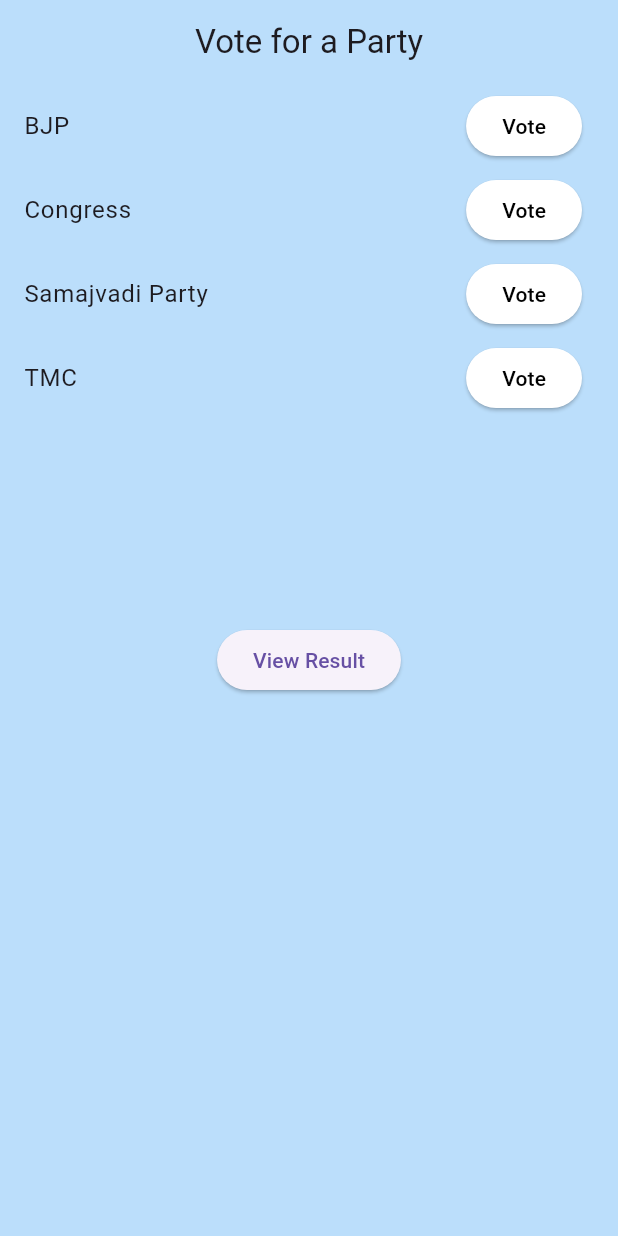
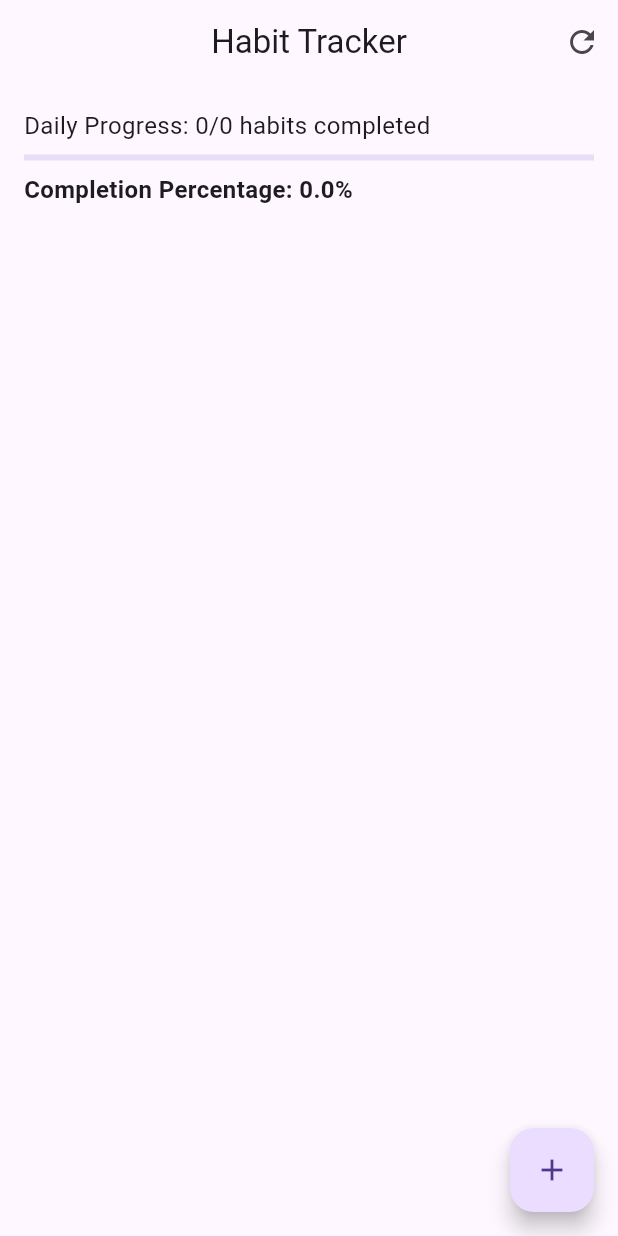
Before and after one commit to samay-shxrma/Habit-Tracker-App, a Flutter app: the screen it shows after launch, on a phone screen of 412 x 824 dp. Run offline on Flutter 3.47's test engine with Material 3 defaults, Android fonts, the phone set to English and light mode, and no system bars.

Commit message:
first commit

```diff
--- /dev/null
+++ b/lib/Model/habit_model.dart
@@ -0,0 +1,7 @@
+class Habit {
+  final String id;
+  final String title;
+  bool isCompleted;
+
+  Habit({required this.id, required this.title, this.isCompleted = false});
+}
--- a/lib/Model/model.dart
+++ /dev/null
@@ -1,11 +0,0 @@
-class Candidate {
-  final String id;
-  final String name;
-  int votes;
-
-  Candidate({
-    required this.id,
-    required this.name,
-    this.votes = 0
-  });
-}
--- /dev/null
+++ b/lib/Provider/habit_provider.dart
@@ -0,0 +1,45 @@
+import 'package:flutter/material.dart';
+import 'package:myapp/Model/habit_model.dart';
+
+class HabitProvider with ChangeNotifier {
+  final List<Habit> _habits = [];
+  List<Habit> get habits => _habits;
+  int get totalHabit => _habits.length;
+  //getter to calculate how many habits have been completed
+  int get completeHabits => _habits.where((habit) => habit.isCompleted).length;
+  //calculate the percentage
+  double get completionPercentage {
+    if (totalHabit == 0) return 0;
+    return (completeHabits / totalHabit) * 100;
+  }
+
+  //method to  add a new habit
+  void addHabit(String title) {
+    final newHabit = Habit(id: DateTime.now().toString(), title: title);
+    _habits.add(newHabit);
+    notifyListeners();
+  }
+
+  //method to toggle
+  void toggleHabit(String id) {
+    final index = _habits.indexWhere((habit) => habit.id == id);
+    if (index != 1) {
+      _habits[index].isCompleted = !_habits[index].isCompleted;
+      notifyListeners();
+    }
+  }
+
+  //to reset
+  void resetHabits() {
+    for (var habit in _habits) {
+      habit.isCompleted = false;
+    }
+    notifyListeners();
+  }
+
+  //not delete the items
+  void removeHabit(String id) {
+    _habits.removeWhere((tx) => tx.id == id);
+    notifyListeners();
+  }
+}
--- a/lib/Provider/voting_provider.dart
+++ /dev/null
@@ -1,51 +0,0 @@
-import 'dart:async';
-
-import 'package:flutter/material.dart';
-import 'package:myapp/Model/model.dart';
-
-class VotingProvider extends ChangeNotifier {
-  List<Candidate> _candidates = [
-    Candidate(id: "1", name: "BJP"),
-    Candidate(id: "2", name: "Congress"),
-    Candidate(id: "3", name: "Samajvadi Party"),
-    Candidate(id: "4", name: "TMC"),
-  ];
-  String? selectedCandidateId;
-  List<Candidate> get candidates => _candidates;
-
-  void vote(String candidateId) {
-    _candidates =
-        _candidates.map((candidate) {
-          if (candidate.id == candidateId) {
-            candidate.votes++;
-            return candidate;
-          } else {
-            return candidate;
-          }
-        }).toList();
-
-    selectedCandidateId = candidateId;
-    notifyListeners();
-
-    Timer(const Duration(seconds: 1), () {
-      selectedCandidateId = null;
-      notifyListeners();
-    });
-  }
-
-  bool get isTie {
-    if (candidates.isEmpty) {
-      return false;
-    }
-    final maxVotes = candidates.map((c) => c.votes).reduce((a, b) => a > b ? a : b);
-    return candidates.where((c) => c.votes == maxVotes).length > 1;
-  }
-
-  List<Candidate> get winners {
-    if (candidates.isEmpty) {
-      return [];
-    }
-    final maxVotes = candidates.map((c) => c.votes).reduce((a, b) => a > b ? a : b);
-    return candidates.where((c) => c.votes == maxVotes).toList();
-  }
-}
--- /dev/null
+++ b/lib/Screen/habit_list.dart
@@ -0,0 +1,108 @@
+import 'package:flutter/material.dart';
+import 'package:myapp/Provider/habit_provider.dart';
+import 'package:provider/provider.dart';
+
+class HomeScreen extends StatefulWidget {
+  const HomeScreen({super.key});
+
+  @override
+  State<HomeScreen> createState() => _HomeScreenState();
+}
+
+class _HomeScreenState extends State<HomeScreen> {
+  @override
+  Widget build(BuildContext context) {
+    final habitProvider = Provider.of<HabitProvider>(context);
+
+    return Scaffold(
+      appBar: AppBar(
+        centerTitle: true,
+        title: Text("Habit Tracker"),
+        actions: [
+          IconButton(
+            onPressed: () {
+              Provider.of<HabitProvider>(context, listen: false).resetHabits();
+            },
+            icon: Icon(Icons.refresh),
+          ),
+        ],
+      ),
+      body: Column(
+        children: [
+          Padding(
+            padding: const EdgeInsets.all(16.0),
+            child: Column(
+              crossAxisAlignment: CrossAxisAlignment.start,
+              children: [
+                Text(
+                  'Daily Progress: ${habitProvider.completeHabits}/${habitProvider.totalHabit} habits completed',
+                  style: TextStyle(fontSize: 16),
+                ),
+                SizedBox(height: 8),
+                LinearProgressIndicator(value: habitProvider.totalHabit > 0 ? habitProvider.completeHabits / habitProvider.totalHabit : 0),
+                SizedBox(height: 8),
+                Text(
+                  'Completion Percentage: ${habitProvider.completionPercentage.toStringAsFixed(1)}%',
+                  style: TextStyle(fontSize: 16, fontWeight: FontWeight.bold),
+                ),
+              ],
+            ),
+          ),
+          //Habit List Section
+          Expanded(
+            child: ListView.builder(
+              itemCount: habitProvider.habits.length,
+              itemBuilder: (context, index) {
+                final habit = habitProvider.habits[index];
+                return GestureDetector(
+                  onLongPress: () {
+                    habitProvider.removeHabit(habit.id);
+                  },
+                  child: ListTile(
+                    title: Text(habit.title),
+                    trailing: Checkbox(value: habit.isCompleted, onChanged: (_)=> habitProvider.toggleHabit(habit.id)),
+                  ),
+                );
+              },
+            ),
+          ),
+        ],
+      ),
+
+      //Floating Action Button to add new habits
+      floatingActionButton: FloatingActionButton(
+        onPressed: () {
+          showDialog(
+            context: context,
+            builder: (context) {
+              String newHabitTitle = '';
+              return AlertDialog(
+                title: const Text('Add Habit'),
+                content: TextField(
+                  onChanged: (value) => newHabitTitle = value,
+                  decoration: const InputDecoration(hintText: 'Habit Title'),
+                ),
+                actions: [
+                  TextButton(
+                    onPressed: () => Navigator.of(context).pop(),
+                    child: const Text('Cancel'),
+                  ),
+                  TextButton(
+                    onPressed: () {
+                      if (newHabitTitle.isNotEmpty) {
+                        habitProvider.addHabit(newHabitTitle);
+                        Navigator.of(context).pop();
+                      }
+                    },
+                    child: const Text('Add'),
+                  ),
+                ],
+              );
+            },
+          );
+        },
+        child: const Icon(Icons.add),
+      ),
+    );
+  }
+}
--- a/lib/Screen/voting_screen.dart
+++ /dev/null
@@ -1,67 +0,0 @@
-import 'package:flutter/material.dart';
-import 'package:myapp/Provider/voting_provider.dart';
-import 'package:myapp/Screen/result_screen.dart';
-import 'package:provider/provider.dart';
-
-class VotingScreen extends StatefulWidget {
-  const VotingScreen({super.key});
-
-  @override
-  State<VotingScreen> createState() => _VotingScreenState();
-}
-
-class _VotingScreenState extends State<VotingScreen> {
-  @override
-  Widget build(BuildContext context) {
-    final votingProvider = Provider.of<VotingProvider>(context);
-    return Scaffold(
-      backgroundColor: Colors.blue[100],
-      appBar: AppBar(
-        centerTitle: true,
-        title: Text('Vote for a Party'),
-        backgroundColor: Colors.blue[100],
-      ),
-      body: Column(
-        children: [
-          Expanded(
-            child: ListView.builder(
-              itemCount: votingProvider.candidates.length,
-              itemBuilder: (context, index) {
-                final candidate = votingProvider.candidates[index];
-                final isVote =
-                    votingProvider.selectedCandidateId == candidate.id;
-                return ListTile(
-                  title: Text(candidate.name),
-                  trailing: ElevatedButton(
-                    onPressed: () {
-                      votingProvider.vote(candidate.id);
-                    },
-                    style: ElevatedButton.styleFrom(
-                      backgroundColor: isVote ? Colors.green : Colors.white,
-                    ),
-                    child: Text(
-                      'Vote',
-                      style: TextStyle(
-                        color: isVote ? Colors.white : Colors.black,
-                      ),
-                    ),
-                  ),
-                );
-              },
-            ),
-          ),
-          ElevatedButton(
-            onPressed: () {
-              Navigator.push(
-                context,
-                MaterialPageRoute(builder: (context) => ResultScreen()),
-              );
-            },
-            child: Text("View Result"),
-          ),
-          const Spacer(),
-        ],
-      ),
-    );
-  }
-}
--- a/lib/main.dart
+++ b/lib/main.dart
@@ -1,7 +1,6 @@
 import 'package:flutter/material.dart';
-import 'package:myapp/Provider/voting_provider.dart';
-import 'package:myapp/Screen/voting_screen.dart';
-
+import 'package:myapp/Provider/habit_provider.dart';
+import 'package:myapp/Screen/habit_list.dart';
 import 'package:provider/provider.dart';
 
 void main() {
@@ -18,10 +17,12 @@ class MyApp extends StatefulWidget {
 class _MyAppState extends State<MyApp> {
   @override
   Widget build(BuildContext context) {
-    return ChangeNotifierProvider(
-      create: (context)=> VotingProvider(),
+    return MultiProvider(
+      providers: [
+        ChangeNotifierProvider(create: (_)=> HabitProvider())
+      ],
       child: const MaterialApp(
-        home: const VotingScreen(),
+        home: const HomeScreen(),
       ),
     );
   }
```
Also changed, not shown: lib/Screen/result_screen.dart (deleted, +0 -58 lines).
